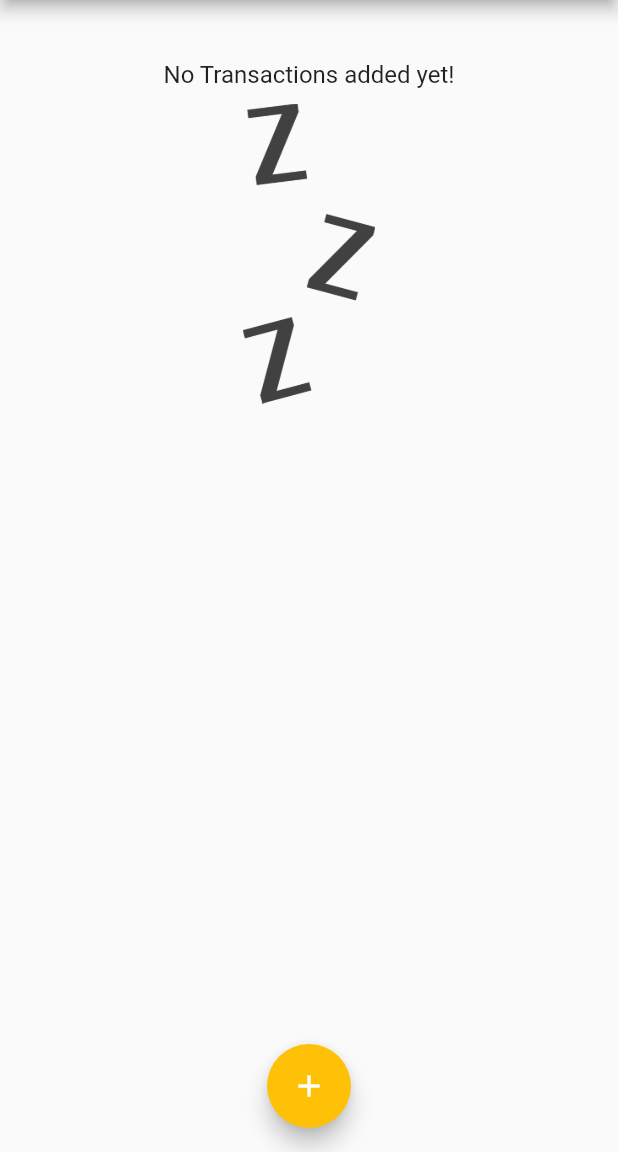
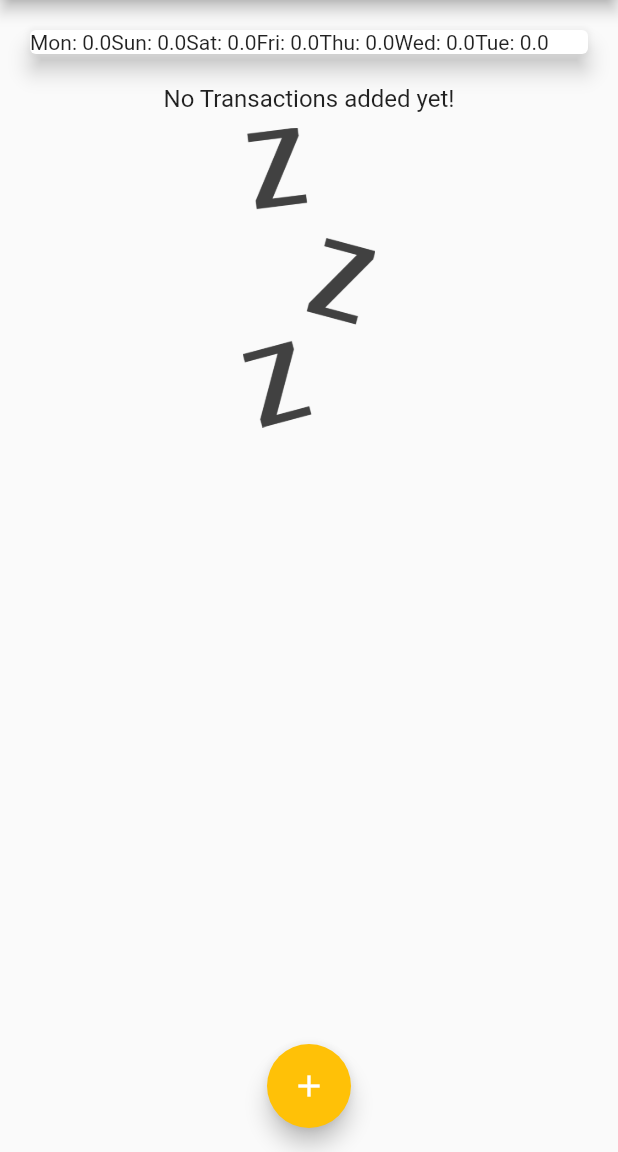
Before and after one commit to liemwellys/udemy-flutter, a Flutter app: the screen it shows after launch, on a phone screen of 412 x 824 dp, the part 84-1236 px from its top. Run offline on Flutter 3.47's test engine with Material 2 defaults, Android fonts, the phone set to English and light mode, and no system bars.

Commit message:
V105: Populating the Chart with Values
- prepare ChartBar widget
- change display date format into single character

```diff
--- a/04-widgets-styling-adding-logic/personal_expenses_app/lib/widgets/chart.dart
+++ b/04-widgets-styling-adding-logic/personal_expenses_app/lib/widgets/chart.dart
@@ -23,7 +23,7 @@ class Chart extends StatelessWidget {
         }
       }
 
-      print(DateFormat.E().format(weekDay));
+      print(DateFormat.E().format(weekDay).substring(0, 1));
       print(totalSum);
 
       return {
@@ -36,12 +36,14 @@ class Chart extends StatelessWidget {
   @override
   Widget build(BuildContext context) {
     print(groupedTransactionValues);
-    return const Card(
+    return Card(
       elevation: 6,
-      margin: EdgeInsets.all(20),
-      // child: Row(
-      //   children: <Widget>[],
-      // ),
+      margin: const EdgeInsets.all(20),
+      child: Row(
+        children: groupedTransactionValues.map((data) {
+          return Text('${data['day']}: ${data['amount']}');
+        }).toList(),
+      ),
     );
   }
 }
```
Also changed, not shown: 04-widgets-styling-adding-logic/personal_expenses_app/lib/widgets/chart_bar.dart (added, +51 -0 lines).
